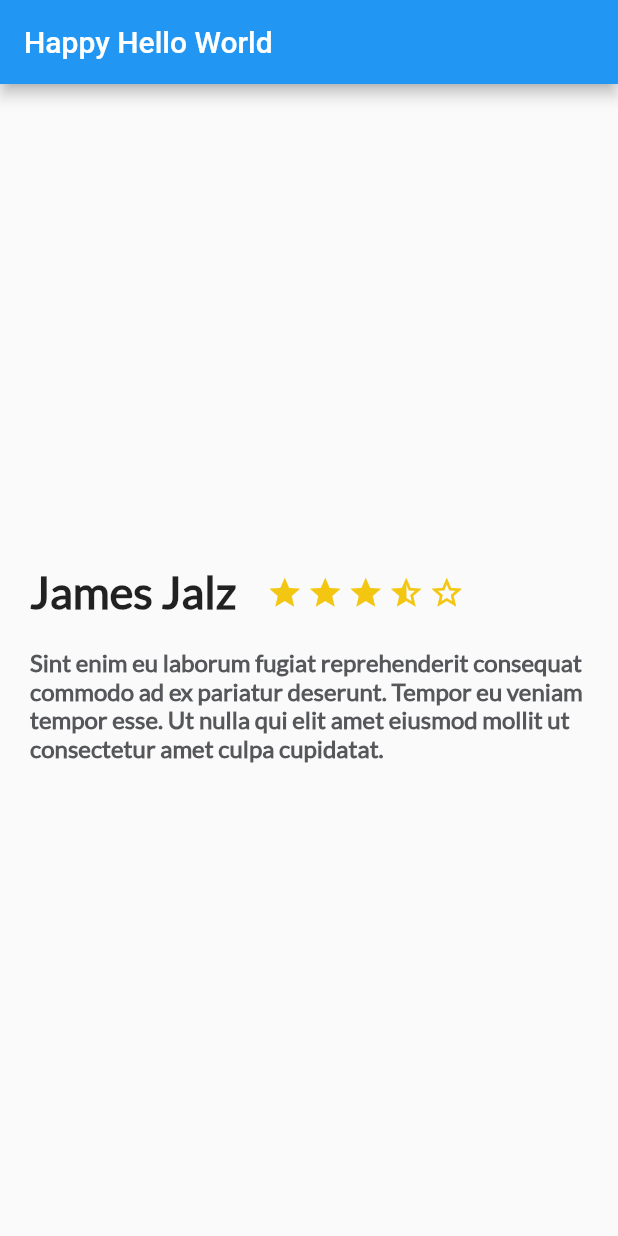
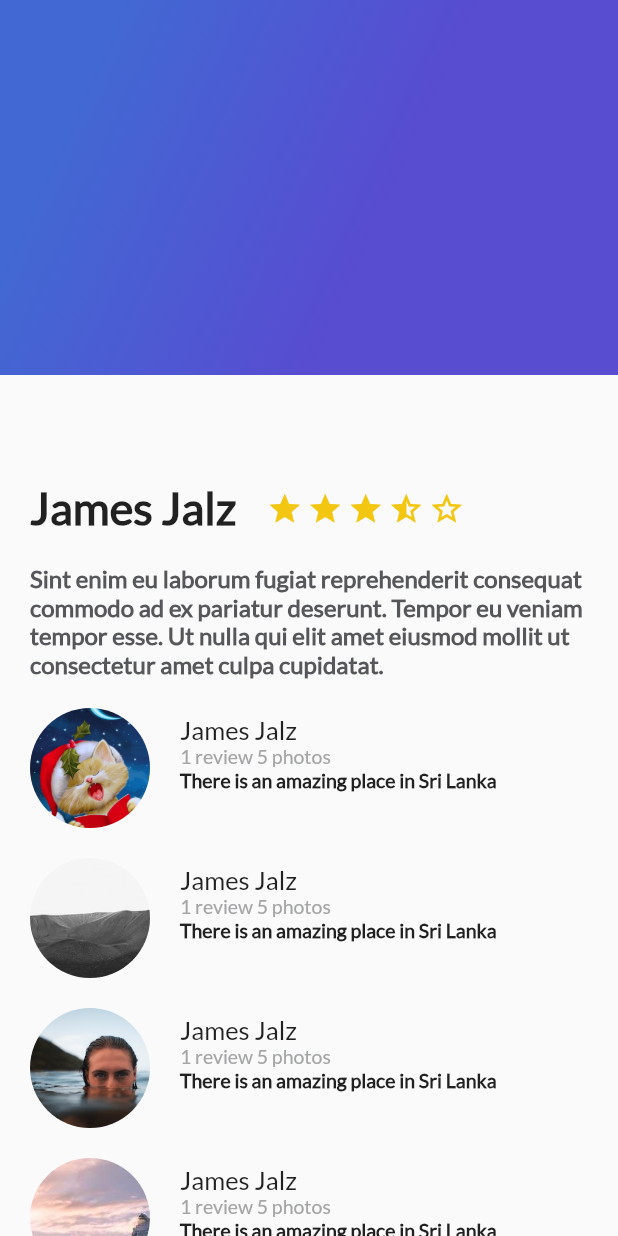
Before and after one commit to JalzDeLezZ/Flutter-1--FirstProyect, a Flutter app: the screen it shows after launch, on a phone screen of 412 x 824 dp. Run offline on Flutter 3.47's test engine with Material 2 defaults, Android fonts, the phone set to English and light mode, and no system bars.

Commit message:
:: List View

```diff
--- /dev/null
+++ b/lib/gradient_back.dart
@@ -0,0 +1,21 @@
+import 'package:flutter/material.dart';
+
+class GradientBack extends StatelessWidget {
+  @override
+  Widget build(BuildContext context) {
+    return Container(
+      height: 250.0,
+      decoration: BoxDecoration(
+          gradient: LinearGradient(
+        colors: [
+          Color(0xFF4268D3),
+          Color(0xFF584CD1),
+        ],
+        begin: FractionalOffset(0.2, 0.0),
+        end: FractionalOffset(1.0, 0.6),
+        stops: [0.0, 0.6],
+        tileMode: TileMode.clamp,
+      )),
+    );
+  }
+}
--- a/lib/main.dart
+++ b/lib/main.dart
@@ -1,5 +1,7 @@
 import 'package:flutter/material.dart';
 import 'description_place.dart';
+import 'review_list.dart';
+import 'gradient_back.dart';
 
 void main() {
   runApp(const MyApp());
@@ -26,15 +28,21 @@ class MyApp extends StatelessWidget {
           primarySwatch: Colors.blue,
         ),
         home: Scaffold(
-            appBar: AppBar(
-              title: Text("Happy Hello World"),
-            ),
-            body: new DescriptionPlace(
-              "James Jalz",
-              4,
-              "Sint enim eu laborum fugiat reprehenderit consequat commodo ad ex pariatur deserunt. Tempor eu veniam tempor esse. Ut nulla qui elit amet eiusmod mollit ut consectetur amet culpa cupidatat.",
-            )) // const MyHomePage(title: 'Flutter Demo Home Page'),
-        );
+          // body: new DescriptionPlace(  "James Jalz",  4,  "Sint enim eu laborum fugiat reprehenderit consequat commodo ad ex pariatur deserunt. Tempor eu veniam tempor esse. Ut nulla qui elit amet eiusmod mollit ut consectetur amet culpa cupidatat.",)) // const MyHomePage(title: 'Flutter Demo Home Page'),
+          // body: ReviewList()),
+          body: Stack(
+            children: <Widget>[
+              ListView(
+                children: <Widget>[
+                  DescriptionPlace("James Jalz", 4,
+                      "Sint enim eu laborum fugiat reprehenderit consequat commodo ad ex pariatur deserunt. Tempor eu veniam tempor esse. Ut nulla qui elit amet eiusmod mollit ut consectetur amet culpa cupidatat."),
+                  ReviewList(),
+                ],
+              ),
+              GradientBack()
+            ],
+          ),
+        ));
   }
 }
 
--- a/lib/review.dart
+++ b/lib/review.dart
@@ -4,12 +4,55 @@ import 'package:flutter/material.dart';
 
 class Review extends StatelessWidget {
   String pathImg = "assets/img/figure1.jpg";
+  String name = "James Jalz";
+  String details = "1 review 5 photos";
+  String comments = "There is an amazing place in Sri Lanka";
 
-  Review(this.pathImg);
+  Review(this.pathImg, this.name, this.details, this.comments);
 
   @override
   Widget build(BuildContext context) {
     // All: implement build
+
+    final userComment = Container(
+        margin: EdgeInsets.only(left: 20.0),
+        child: Text(
+          comments,
+          textAlign: TextAlign.left,
+          style: TextStyle(
+            fontFamily: "Lato",
+            fontSize: 13.0,
+            fontWeight: FontWeight.w900,
+          ),
+        ));
+
+    final userInfo = Container(
+        margin: EdgeInsets.only(left: 20.0),
+        child: Text(
+          details,
+          textAlign: TextAlign.left,
+          style: TextStyle(
+            fontFamily: "Lato",
+            fontSize: 13.0,
+            color: Color(0xFFa3a5a7),
+          ),
+        ));
+
+    final userName = Container(
+        margin: EdgeInsets.only(left: 20.0),
+        child: Text(
+          name,
+          textAlign: TextAlign.left,
+          style: TextStyle(
+            fontFamily: "Lato",
+            fontSize: 17.0,
+          ),
+        ));
+
+    final userDetails = Column(
+      crossAxisAlignment: CrossAxisAlignment.start,
+      children: <Widget>[userName, userInfo, userComment],
+    );
 
     final photo = Container(
       margin: EdgeInsets.only(
@@ -24,6 +67,6 @@ class Review extends StatelessWidget {
               DecorationImage(fit: BoxFit.cover, image: AssetImage(pathImg))),
     );
 
-    return Row(children: <Widget>[]);
+    return Row(children: <Widget>[photo, userDetails]);
   }
 }
--- /dev/null
+++ b/lib/review_list.dart
@@ -0,0 +1,24 @@
+import 'package:flutter/material.dart';
+import 'review.dart';
+
+class ReviewList extends StatelessWidget {
+  @override
+  Widget build(BuildContext context) {
+    // All: implement build
+    return Column(
+      crossAxisAlignment: CrossAxisAlignment.start,
+      children: <Widget>[
+        Review("assets/img/figure1.jpg", "James Jalz", "1 review 5 photos",
+            "There is an amazing place in Sri Lanka"),
+        Review("assets/img/figure2.jpg", "James Jalz", "1 review 5 photos",
+            "There is an amazing place in Sri Lanka"),
+        Review("assets/img/figure3.jpg", "James Jalz", "1 review 5 photos",
+            "There is an amazing place in Sri Lanka"),
+        Review("assets/img/figure4.jpg", "James Jalz", "1 review 5 photos",
+            "There is an amazing place in Sri Lanka"),
+        Review("assets/img/figure5.jpg", "James Jalz", "1 review 5 photos",
+            "There is an amazing place in Sri Lanka"),
+      ],
+    );
+  }
+}
--- a/pubspec.yaml
+++ b/pubspec.yaml
@@ -90,6 +90,10 @@ flutter:
 
   assets:
     - assets/img/figure1.jpg
+    - assets/img/figure2.jpg
+    - assets/img/figure3.jpg
+    - assets/img/figure4.jpg
+    - assets/img/figure5.jpg
 
   fonts:
     - family: Lato
```
Also changed, not shown: assets/img/figure2.jpg (added), assets/img/figure3.jpg (added), assets/img/figure4.jpg (added), assets/img/figure5.jpg (added).
